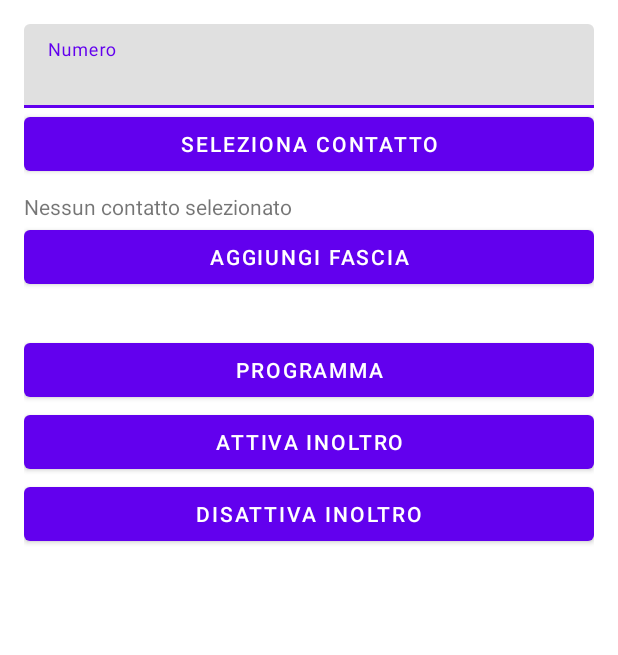
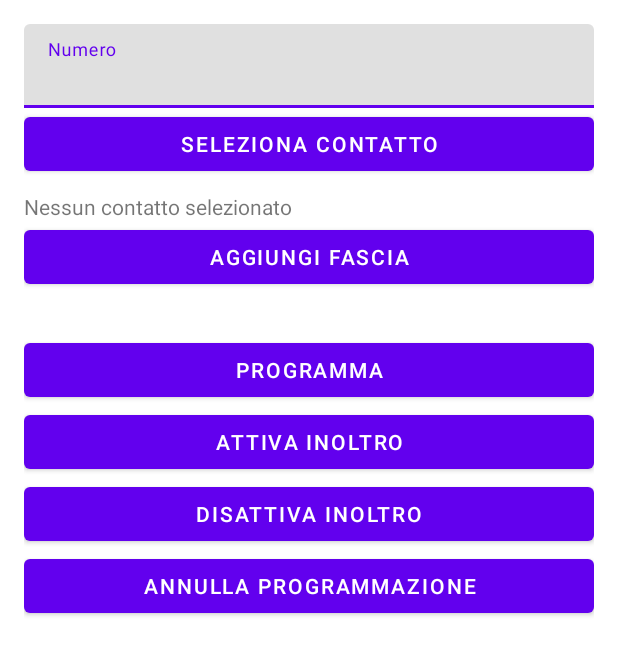
Before and after one commit to piermark/Piermark, an Android app: the screen it shows after launch (MainActivity), on a phone screen of 412 x 824 dp. Shown: the top 655 px of the screen. Run offline under Robolectric (Android 15) with nearby library versions, the phone set to English and light mode, and no system bars.

Commit message:
Add schedule disabling option

```diff
--- a/Reperibilita/app/src/main/java/com/example/reperibilita/MainActivity.kt
+++ b/Reperibilita/app/src/main/java/com/example/reperibilita/MainActivity.kt
@@ -40,12 +40,14 @@ class MainActivity : AppCompatActivity() {
         val scheduleButton: Button = findViewById(R.id.scheduleButton)
         val activateButton: Button = findViewById(R.id.activateButton)
         val deactivateButton: Button = findViewById(R.id.deactivateButton)
+        val clearButton: Button = findViewById(R.id.clearScheduleButton)
 
         selectContactButton.setOnClickListener { pickContact() }
         addIntervalButton.setOnClickListener { addInterval() }
         scheduleButton.setOnClickListener { schedule() }
         activateButton.setOnClickListener { ForwardingService.activate(this, phoneEditText.text.toString()) }
         deactivateButton.setOnClickListener { ForwardingService.deactivate(this) }
+        clearButton.setOnClickListener { clearSchedule() }
 
         requestPermissionsIfNeeded()
         loadScheduledData()
@@ -143,6 +145,17 @@ class MainActivity : AppCompatActivity() {
             contactName = it
             contactNameTextView.text = it
         }
+        if (ScheduleManager.isEnabled(this)) {
+            intervals.clear()
+            intervals.addAll(ScheduleManager.getIntervals(this))
+            updateIntervalsText()
+        }
+    }
+
+    private fun clearSchedule() {
+        ScheduleManager.cancelSchedule(this)
+        intervals.clear()
+        updateIntervalsText()
     }
 
     private fun requestPermissionsIfNeeded() {
--- a/Reperibilita/app/src/main/res/layout/activity_main.xml
+++ b/Reperibilita/app/src/main/res/layout/activity_main.xml
@@ -66,5 +66,11 @@
         android:layout_height="wrap_content"
         android:text="@string/deactivate" />
 
+    <com.google.android.material.button.MaterialButton
+        android:id="@+id/clearScheduleButton"
+        android:layout_width="match_parent"
+        android:layout_height="wrap_content"
+        android:text="@string/clear_schedule" />
+
     </LinearLayout>
 </ScrollView>
--- a/Reperibilita/app/src/main/res/values/strings.xml
+++ b/Reperibilita/app/src/main/res/values/strings.xml
@@ -11,4 +11,5 @@
     <string name="select_end_time">Ora di fine</string>
     <string name="select_start_date">Data di inizio</string>
     <string name="select_end_date">Data di fine</string>
+    <string name="clear_schedule">Annulla Programmazione</string>
 </resources>
```
Also changed, not shown: Reperibilita/app/src/main/java/com/example/reperibilita/ScheduleManager.kt (+16 -0 lines), 1 other file.
